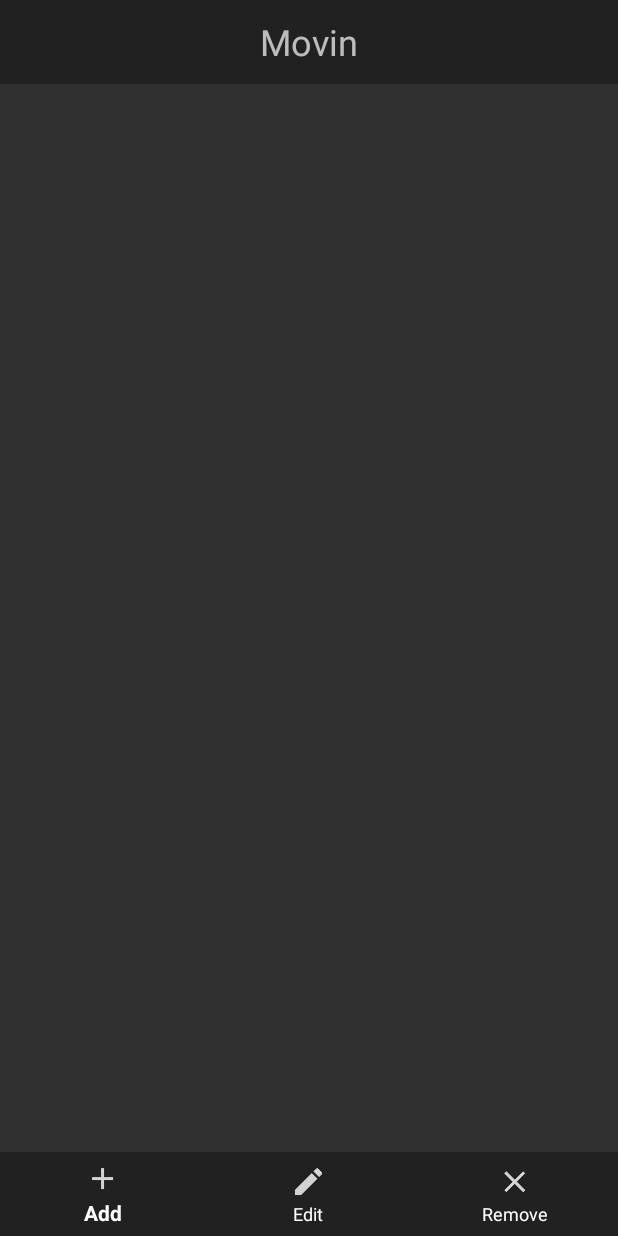
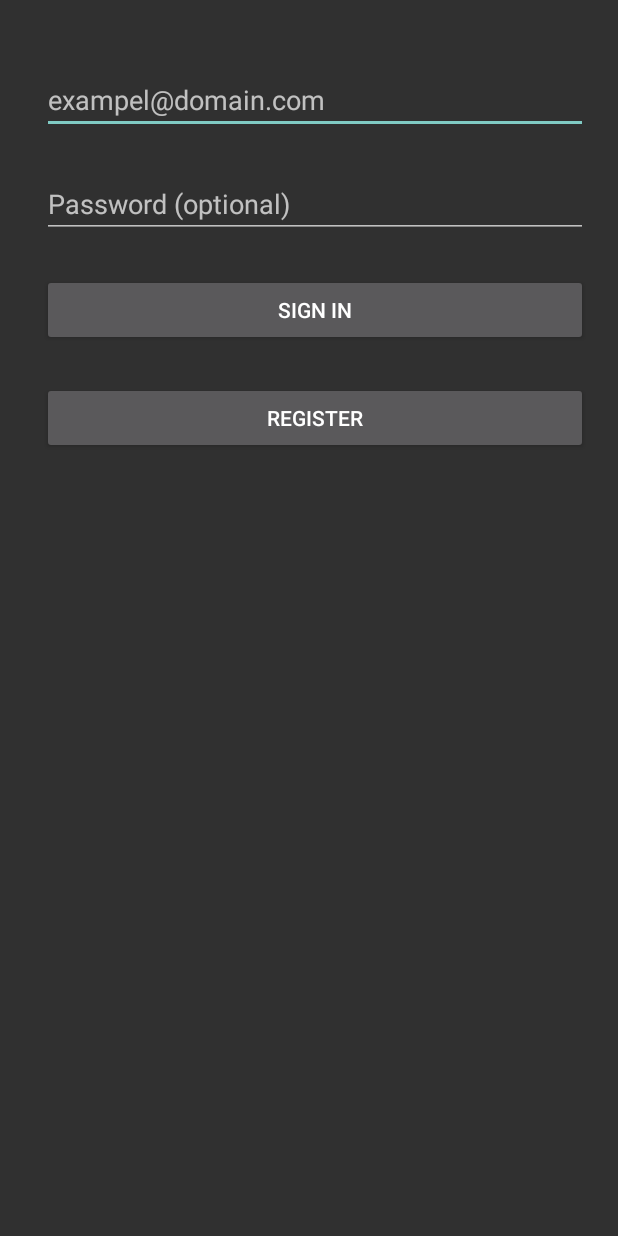
Before and after one commit to dennisfransen/Movin, an Android app: the screen it shows after launch (MainActivity before the commit, LoginActivity after it), on a phone screen of 412 x 824 dp. Run offline under Robolectric (Android 15) with nearby library versions, the phone set to English and light mode, and no system bars; our stand-ins replace Firebase (no records; nobody signed in at launch, a user with empty details on screens opened directly); Roboto replaces fonts that are not available here.

Commit message:
added storage, databse and auth database

```diff
--- /dev/null
+++ b/app/src/main/java/dennisfransen/iths/se/movin/LoginActivity.java
@@ -0,0 +1,130 @@
+package dennisfransen.iths.se.movin;
+
+import android.content.Intent;
+import android.support.annotation.NonNull;
+import android.support.v7.app.AppCompatActivity;
+import android.os.Bundle;
+import android.text.TextUtils;
+import android.view.View;
+import android.widget.Button;
+import android.widget.EditText;
+import android.widget.Toast;
+
+import com.google.android.gms.tasks.OnCompleteListener;
+import com.google.android.gms.tasks.Task;
+import com.google.firebase.auth.AuthResult;
+import com.google.firebase.auth.FirebaseAuth;
+
+public class LoginActivity extends AppCompatActivity {
+
+    private EditText mEmail, mPassword;
+    private Button mSignIn, mRegister;
+
+    private FirebaseAuth mAuth;
+    private FirebaseAuth.AuthStateListener mAuthListener;
+
+    @Override
+    protected void onCreate(Bundle savedInstanceState) {
+        super.onCreate(savedInstanceState);
+        setContentView(R.layout.activity_login);
+
+        mEmail = findViewById(R.id.email_et);
+        mPassword = findViewById(R.id.password_et);
+        mSignIn = findViewById(R.id.signIn_btn);
+        mRegister = findViewById(R.id.register_btn);
+
+        mAuth = FirebaseAuth.getInstance();
+        mAuthListener = new FirebaseAuth.AuthStateListener() {
+            @Override
+            public void onAuthStateChanged(@NonNull FirebaseAuth firebaseAuth) {
+                if (firebaseAuth.getCurrentUser() != null) {
+                    startActivity(new Intent(LoginActivity.this, MainActivity.class));
+                }
+            }
+        };
+
+        // Login to user account button.
+        mSignIn.setOnClickListener(new View.OnClickListener() {
+            @Override
+            public void onClick(View v) {
+                startSignIn();
+            }
+        });
+
+        // Register user button.
+        mRegister = findViewById(R.id.register_btn);
+        mRegister.setOnClickListener(new View.OnClickListener() {
+            @Override
+            public void onClick(View v) {
+                registerUser();
+            }
+        });
+    }
+
+    @Override
+    protected void onStart() {
+        super.onStart();
+        mAuth.addAuthStateListener(mAuthListener);
+    }
+
+    private void startSignIn() {
+
+        String email = mEmail.getText().toString();
+        String password = mPassword.getText().toString();
+
+        if (TextUtils.isEmpty(email) || TextUtils.isEmpty(password)) {
+
+            Toast.makeText(LoginActivity.this, "Leave no fields empty.", Toast.LENGTH_LONG).show();
+
+        } else {
+            mAuth.signInWithEmailAndPassword(email, password).addOnCompleteListener(new OnCompleteListener<AuthResult>() {
+                @Override
+                public void onComplete(@NonNull Task<AuthResult> task) {
+
+                    if (!task.isSuccessful()) {
+                        Toast.makeText(LoginActivity.this, "Wrong email or password. Please try again.", Toast.LENGTH_LONG).show();
+                    }
+                }
+            });
+        }
+    }
+
+    private void registerUser() {
+        String email = mEmail.getText().toString().trim();
+        String password = mPassword.getText().toString().trim();
+
+        if (TextUtils.isEmpty(email)) {
+            // Email is empty.
+            Toast.makeText(LoginActivity.this, "Email field is blank.", Toast.LENGTH_LONG).show();
+            return;
+        }
+
+        if (TextUtils.isEmpty(password)) {
+            // Password is empty.
+            Toast.makeText(LoginActivity.this, "Password field is blank", Toast.LENGTH_LONG).show();
+            return;
+        }
+
+        // TODO: Check what google have instead of progressDialog.
+        // Validation OK. Progress bar is showing.
+        // progressDialog.setMessage("Registration in progress ...");
+        // progressDialog.show();
+
+        // Adding user to database.
+        mAuth.createUserWithEmailAndPassword(email, password).addOnCompleteListener(this, new OnCompleteListener<AuthResult>() {
+            @Override
+            public void onComplete(@NonNull Task<AuthResult> task) {
+                if (task.isSuccessful()) {
+                    // User is successfully registered and logged in.
+                    Toast.makeText(LoginActivity.this, "Nice, let's complete the registration.", Toast.LENGTH_LONG).show();
+                    // Go to Registration Activity to complete registration with user information.
+                    Intent gotoRegActivity = new Intent(LoginActivity.this, RegisterActivity.class);
+                    startActivity(gotoRegActivity);
+                } else {
+                    Toast.makeText(LoginActivity.this, "Sorry, registration failed. Please try again.", Toast.LENGTH_LONG).show();
+                }
+            }
+        });
+
+    }
+}
--- /dev/null
+++ b/app/src/main/res/layout/activity_login.xml
@@ -0,0 +1,61 @@
+<?xml version="1.0" encoding="utf-8"?>
+<android.support.constraint.ConstraintLayout xmlns:android="http://schemas.android.com/apk/res/android"
+    xmlns:app="http://schemas.android.com/apk/res-auto"
+    xmlns:tools="http://schemas.android.com/tools"
+    android:layout_width="match_parent"
+    android:layout_height="match_parent"
+    android:padding="20dp"
+    tools:context=".LoginActivity">
+
+    <EditText
+        android:id="@+id/email_et"
+        android:layout_width="match_parent"
+        android:layout_height="wrap_content"
+        android:layout_marginStart="8dp"
+        android:layout_marginTop="24dp"
+        android:autofillHints=""
+        android:ems="10"
+        android:hint="@string/prompt_email_example"
+        android:inputType="textEmailAddress"
+        app:layout_constraintEnd_toEndOf="parent"
+        app:layout_constraintStart_toStartOf="parent"
+        app:layout_constraintTop_toTopOf="parent" />
+
+
+    <EditText
+        android:id="@+id/password_et"
+        android:layout_width="match_parent"
+        android:layout_height="wrap_content"
+        android:layout_marginStart="8dp"
+        android:layout_marginTop="24dp"
+        android:autofillHints=""
+        android:ems="10"
+        android:hint="@string/prompt_password"
+        android:inputType="textPassword"
+        app:layout_constraintEnd_toEndOf="parent"
+        app:layout_constraintStart_toStartOf="parent"
+        app:layout_constraintTop_toBottomOf="@+id/email_et" />
+
+    <Button
+        android:id="@+id/signIn_btn"
+        android:layout_width="match_parent"
+        android:layout_height="wrap_content"
+        android:layout_marginStart="8dp"
+        android:layout_marginTop="24dp"
+        android:text="@string/title_activity_login"
+        app:layout_constraintEnd_toEndOf="parent"
+        app:layout_constraintStart_toStartOf="parent"
+        app:layout_constraintTop_toBottomOf="@+id/password_et" />
+
+    <Button
+        android:id="@+id/register_btn"
+        android:layout_width="match_parent"
+        android:layout_height="wrap_content"
+        android:layout_marginStart="8dp"
+        android:layout_marginTop="24dp"
+        android:text="@string/title_activity_register"
+        app:layout_constraintEnd_toEndOf="parent"
+        app:layout_constraintStart_toStartOf="parent"
+        app:layout_constraintTop_toBottomOf="@+id/signIn_btn" />
+
+</android.support.constraint.ConstraintLayout>
--- /dev/null
+++ b/app/src/main/res/values/dimens.xml
@@ -0,0 +1,5 @@
+<resources>
+    <!-- Default screen margins, per the Android Design guidelines. -->
+    <dimen name="activity_horizontal_margin">16dp</dimen>
+    <dimen name="activity_vertical_margin">16dp</dimen>
+</resources>
--- a/build.gradle
+++ b/build.gradle
@@ -8,7 +8,7 @@ buildscript {
     }
     dependencies {
         classpath 'com.android.tools.build:gradle:3.2.1'
-
+        classpath 'com.google.gms:google-services:4.0.1'
 
         // NOTE: Do not place your application dependencies here; they belong
         // in the individual module build.gradle files
```
Also changed, not shown: app/build.gradle (+13 -0 lines), app/src/main/AndroidManifest.xml (+10 -1 lines), app/src/main/java/dennisfransen/iths/se/movin/RegisterActivity.java (added, +85 -0 lines), app/src/main/res/layout/activity_register.xml (added, +53 -0 lines), app/src/main/res/values/strings.xml (+19 -0 lines).
